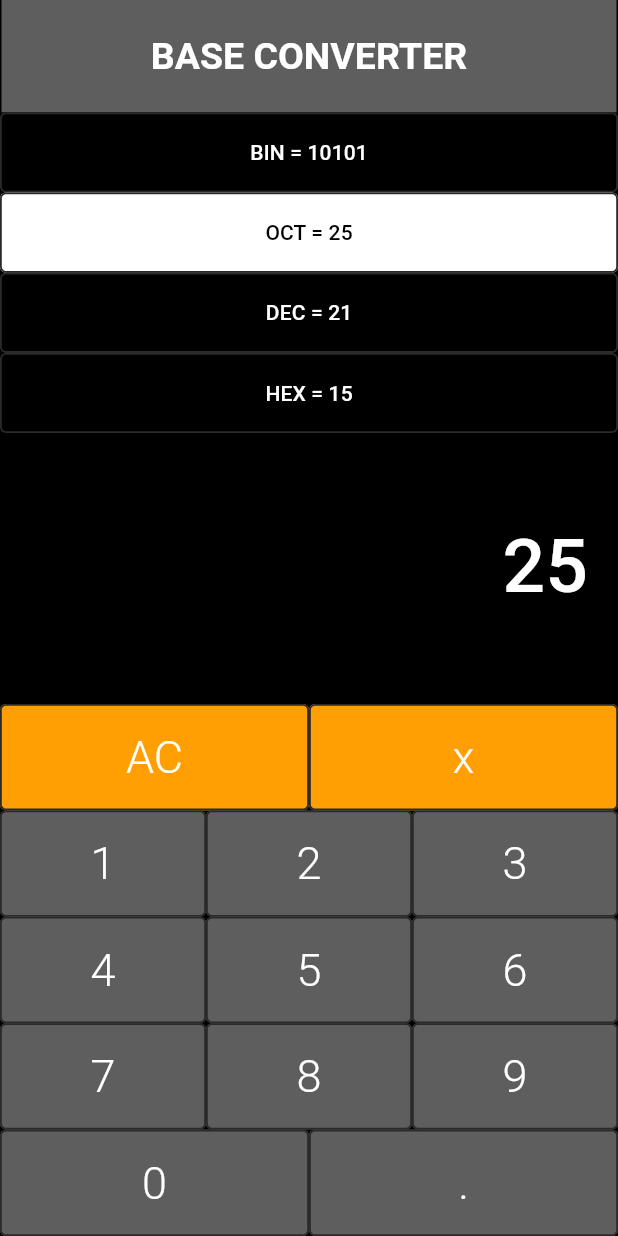
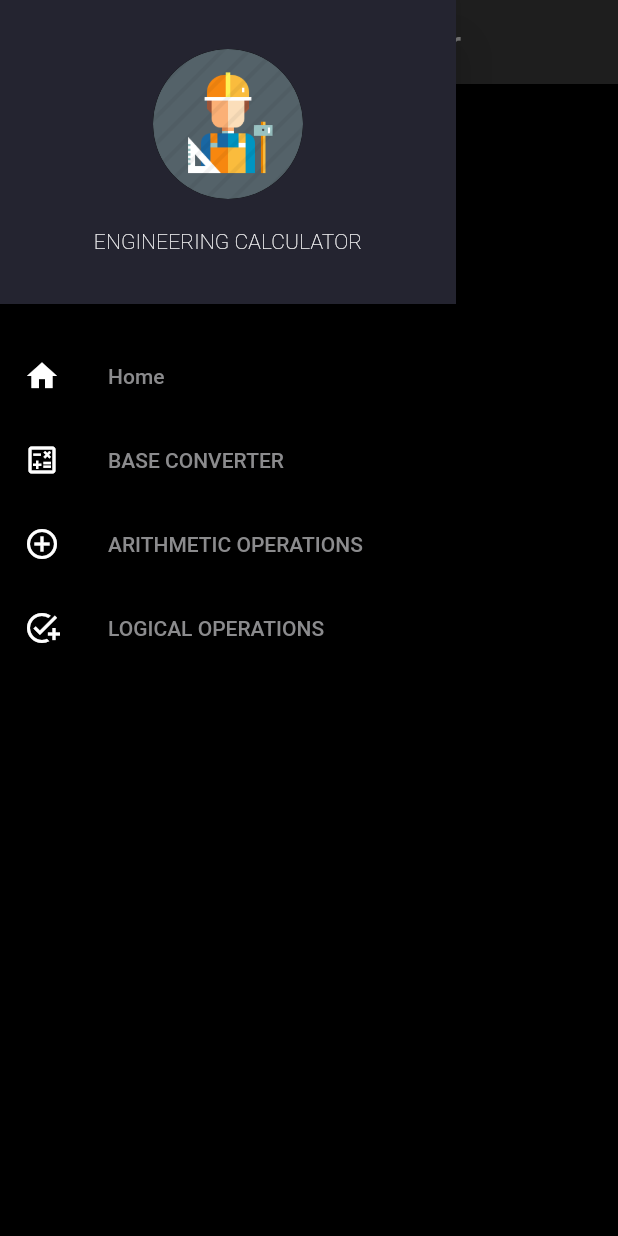
Before and after one commit to MP3003K/Flutter-1erParcial-UNAC, a Flutter app: the screen it shows after launch, with the side drawer open (before the commit the screen has no drawer), on a phone screen of 412 x 824 dp. Run offline on Flutter 3.47's test engine with Material 2 defaults, Android fonts, the phone set to English and light mode, and no system bars; our stand-ins replace get, google_fonts; Roboto replaces fonts that are missing (Quantico).

Commit message:
Drawer Implementado

```diff
--- /dev/null
+++ b/lib/components/common_drawer.dart
@@ -0,0 +1,40 @@
+import 'package:basecalculator/components/logo_aplic.dart';
+import 'package:basecalculator/home.dart';
+import 'package:basecalculator/screens/calc_conv_screen.dart';
+import 'package:basecalculator/screens/oper_logicas_screen.dart';
+import 'package:basecalculator/screens/oper_arim_screen.dart';
+import 'package:flutter/material.dart';
+
+class CommonDrawer {
+  static ListTile obtenerElemento(
+      Icon icono, String nombre, String ruta, BuildContext contexto) {
+    return ListTile(
+      leading: icono,
+      title: Text(nombre),
+      onTap: () {
+        Navigator.pushNamed(contexto, ruta);
+      },
+    );
+  }
+
+  static Drawer obtenerDrawer(BuildContext contexto) {
+    return Drawer(
+      child: ListView(
+        children: [
+          const LogoAplicacion(),
+          const SizedBox(
+            height: 20,
+          ),
+          obtenerElemento(
+              const Icon(Icons.home), "Home", HomeDrawer.ruta, contexto),
+          obtenerElemento(const Icon(Icons.calculate_outlined),
+              "BASE CONVERTER", CalculatorScreen.ruta, contexto),
+          obtenerElemento(const Icon(Icons.add_circle_outline_outlined),
+              "ARITHMETIC OPERATIONS", OperacionesArimeticas.ruta, contexto),
+          obtenerElemento(const Icon(Icons.add_task), "LOGICAL OPERATIONS",
+              OperacionesLogicas.ruta, contexto),
+        ],
+      ),
+    );
+  }
+}
--- /dev/null
+++ b/lib/components/logo_aplic.dart
@@ -0,0 +1,36 @@
+import 'package:flutter/material.dart';
+
+class LogoAplicacion extends StatelessWidget {
+  const LogoAplicacion({
+    Key? key,
+  }) : super(key: key);
+
+  @override
+  Widget build(BuildContext context) {
+    return AspectRatio(
+      aspectRatio: 1.5,
+      child: Container(
+        color: const Color(0xFF242430),
+        child: Column(
+          children: [
+            const Spacer(flex: 2),
+            const CircleAvatar(
+              radius: 50,
+              backgroundImage: AssetImage("assets/images/Ing.jpg"),
+            ),
+            const Spacer(),
+            Text(
+              "ENGINEERING CALCULATOR",
+              textAlign: TextAlign.center,
+              style: Theme.of(context).textTheme.subtitle2!.copyWith(
+                    fontWeight: FontWeight.w200,
+                    height: 1.5,
+                  ),
+            ),
+            const Spacer(flex: 2),
+          ],
+        ),
+      ),
+    );
+  }
+}
--- /dev/null
+++ b/lib/home.dart
@@ -0,0 +1,38 @@
+import 'package:flutter/material.dart';
+
+import 'components/common_drawer.dart';
+
+class HomeDrawer extends StatefulWidget {
+  static String ruta = "/";
+
+  @override
+  State<StatefulWidget> createState() {
+    return _HomeDrawer();
+  }
+}
+
+class _HomeDrawer extends State<HomeDrawer> {
+  @override
+  Widget build(BuildContext context) {
+    return Scaffold(
+      appBar: AppBar(
+        title: Text("Ejemplo menu tipo Drawer"),
+      ),
+      drawer: CommonDrawer.obtenerDrawer(context),
+      body: Container(
+        child: SafeArea(
+            child: Column(
+          children: const <Widget>[
+            /* DecoratedBox(
+              decoration: BoxDecoration(
+                image: DecorationImage(
+                    image: AssetImage("assets/images/Examen.jpg")),
+              ),
+            )*/
+            Text('Home sssssss')
+          ],
+        )),
+      ),
+    );
+  }
+}
--- a/lib/main.dart
+++ b/lib/main.dart
@@ -1,8 +1,12 @@
 import 'package:basecalculator/screens/calc_conv_screen.dart';
+import 'package:basecalculator/screens/oper_arim_screen.dart';
+import 'package:basecalculator/screens/oper_logicas_screen.dart';
 import 'package:flutter/material.dart';
 
 import 'constants.dart';
 import 'package:google_fonts/google_fonts.dart';
+
+import 'home.dart';
 
 void main() {
   runApp(const MyApp());
@@ -29,6 +33,14 @@ class MyApp extends StatelessWidget {
                 bodyText2: const TextStyle(color: bodyTextColor),
               ),
         ),
-        home: const CalculatorScreen());
+        routes: {
+          HomeDrawer.ruta: (BuildContext context) => HomeDrawer(),
+          CalculatorScreen.ruta: (BuildContext context) =>
+              const CalculatorScreen(),
+          OperacionesArimeticas.ruta: (BuildContext context) =>
+              const OperacionesArimeticas(),
+          OperacionesLogicas.ruta: (BuildContext context) =>
+              const OperacionesLogicas(),
+        });
   }
 }
--- a/lib/screens/calc_conv_screen.dart
+++ b/lib/screens/calc_conv_screen.dart
@@ -1,4 +1,5 @@
 import 'package:basecalculator/components/button_resultado.dart';
+import 'package:basecalculator/components/common_drawer.dart';
 import 'package:basecalculator/components/funciones_conv.dart';
 import 'package:basecalculator/controller/ctr_conv_base.dart';
 import 'package:basecalculator/components/button_cal.dart';
@@ -8,91 +9,74 @@ import 'package:get/get.dart';
 
 class CalculatorScreen extends StatefulWidget {
   const CalculatorScreen({Key? key}) : super(key: key);
-
+  static String ruta = "/convertidor";
   @override
   State<CalculatorScreen> createState() => _CalculatorScreenState();
 }
 
 class _CalculatorScreenState extends State<CalculatorScreen> {
   final calculatorCtrl = Get.put(ConverterController());
-  final converterctrl = Get.find<ConverterController>();
 
   @override
   Widget build(BuildContext context) {
     return Scaffold(
-      body: SafeArea(
-        child: Column(
-          children: [
-            Container(
-              alignment: Alignment.center,
-              width: MediaQuery.of(context).size.width - 2.0,
-              height: MediaQuery.of(context).size.height / 11,
-              decoration: const BoxDecoration(
-                color: Color(0xFF5E5E5E),
-              ),
-              child: Text(
+      appBar: AppBar(
+        backgroundColor: Color(0xFF5E5E5E),
+        titleSpacing: 50,
+        title: Text(
           "BASE CONVERTER",
           textAlign: TextAlign.center,
           style: Theme.of(context).textTheme.subtitle1!.copyWith(
                 fontWeight: FontWeight.bold,
-                      fontSize: 25,
+                fontSize: 24,
               ),
         ),
       ),
+      drawer: CommonDrawer.obtenerDrawer(context),
+      body: SafeArea(
+        child: Column(
+          children: <Widget>[
             SizedBox(
-                height: MediaQuery.of(context).size.height / 3.4,
                 child: Column(
-                  children: [
+              children: <Widget>[
                 Obx(
                   () => Column(
-                        children: [
+                    children: <Widget>[
                       ButtonResultado(
                         white: calculatorCtrl.getBasePrincipal(2),
                         text: 'BIN = '
                             '${convBaseX(calculatorCtrl.mathResult.value, calculatorCtrl.basePrincipal.value, '2')}',
-                            onPressed: () =>
-                                calculatorCtrl.cambiarBasePrincipal(
+                        onPressed: () => calculatorCtrl.cambiarBasePrincipal(
                             2,
-                                    convBaseX(
-                                        calculatorCtrl.mathResult.value,
-                                        calculatorCtrl.basePrincipal.value,
-                                        '2')),
+                            convBaseX(calculatorCtrl.mathResult.value,
+                                calculatorCtrl.basePrincipal.value, '2')),
                       ),
                       ButtonResultado(
                         white: calculatorCtrl.getBasePrincipal(8),
                         text: 'OCT = '
                             '${convBaseX(calculatorCtrl.mathResult.value, calculatorCtrl.basePrincipal.value, '8')}',
-                            onPressed: () =>
-                                calculatorCtrl.cambiarBasePrincipal(
+                        onPressed: () => calculatorCtrl.cambiarBasePrincipal(
                             8,
-                                    convBaseX(
-                                        calculatorCtrl.mathResult.value,
-                                        calculatorCtrl.basePrincipal.value,
-                                        '8')),
+                            convBaseX(calculatorCtrl.mathResult.value,
+                                calculatorCtrl.basePrincipal.value, '8')),
                       ),
                       ButtonResultado(
                         white: calculatorCtrl.getBasePrincipal(10),
                         text: 'DEC = '
                             '${convBaseX(calculatorCtrl.mathResult.value, calculatorCtrl.basePrincipal.value, '10')}',
-                            onPressed: () =>
-                                calculatorCtrl.cambiarBasePrincipal(
+                        onPressed: () => calculatorCtrl.cambiarBasePrincipal(
                             10,
-                                    convBaseX(
-                                        calculatorCtrl.mathResult.value,
-                                        calculatorCtrl.basePrincipal.value,
-                                        '10')),
+                            convBaseX(calculatorCtrl.mathResult.value,
+                                calculatorCtrl.basePrincipal.value, '10')),
                       ),
                       ButtonResultado(
                         white: calculatorCtrl.getBasePrincipal(16),
                         text: 'HEX = '
                             '${convBaseX(calculatorCtrl.mathResult.value, calculatorCtrl.basePrincipal.value, '16')}',
-                            onPressed: () =>
-                                calculatorCtrl.cambiarBasePrincipal(
+                        onPressed: () => calculatorCtrl.cambiarBasePrincipal(
                             16,
-                                    convBaseX(
-                                        calculatorCtrl.mathResult.value,
-                                        calculatorCtrl.basePrincipal.value,
-                                        '16')),
+                            convBaseX(calculatorCtrl.mathResult.value,
+                                calculatorCtrl.basePrincipal.value, '16')),
                       ),
                     ],
                   ),
--- a/lib/widgets/main_num_conv.dart
+++ b/lib/widgets/main_num_conv.dart
@@ -7,7 +7,7 @@ class NumberToChangeBase extends StatelessWidget {
   @override
   Widget build(BuildContext context) {
     return Container(
-      margin: const EdgeInsets.only(bottom: 30, right: 20),
+      margin: const EdgeInsets.only(bottom: 10, right: 20),
       width: double.infinity,
       alignment: Alignment.centerRight,
       child: FittedBox(
--- a/pubspec.yaml
+++ b/pubspec.yaml
@@ -61,9 +61,9 @@ flutter:
   uses-material-design: true
 
   # To add assets to your application, add an assets section, like this:
-  # assets:
-  #   - images/a_dot_burr.jpeg
-  #   - images/a_dot_ham.jpeg
+  assets:
+    - assets/icons/
+    - assets/images/
 
   # An image asset can refer to one or more resolution-specific "variants", see
   # https://flutter.dev/assets-and-images/#resolution-aware.
```
Also changed, not shown: lib/components/button_cal.dart (+6 -1 lines), lib/controller/arimetic_ctr.dart (added, +66 -0 lines), lib/screens/oper_arim_screen.dart (added, +104 -0 lines), lib/screens/oper_logicas_screen.dart (added, +30 -0 lines), lib/widgets/resultado_bases.dart (added, +67 -0 lines), assets/images/Examen.jpg (added), assets/images/Ing.jpg (added). Lines whose indentation alone changed are shown as unchanged.
